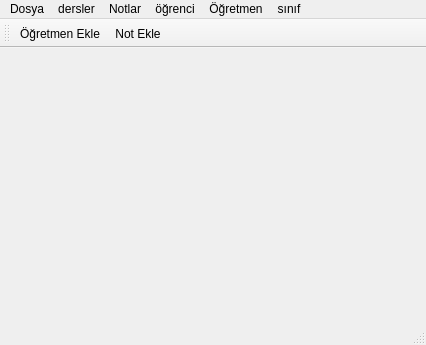
The window that Gorsel/ana_pencere.ui (sadededeoglu/okulprojesi) describes before a commit, drawn with Qt 5.
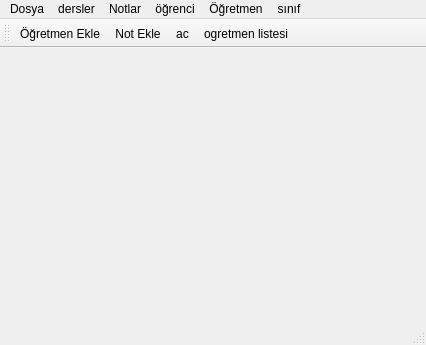
The same window after the commit. Icons and pictures are not drawn.

The edit to the form file:
```diff
--- a/Gorsel/ana_pencere.ui
+++ b/Gorsel/ana_pencere.ui
@@ -87,6 +87,8 @@
    </attribute>
    <addaction name="actionogretmenEkle"/>
    <addaction name="actionnotEkle"/>
+   <addaction name="actionac"/>
+   <addaction name="actionogretmen_listesi"/>
   </widget>
   <action name="actionac">
    <property name="icon">
@@ -159,6 +161,15 @@
     <string>Sınıf Ekle</string>
    </property>
   </action>
+  <action name="actionogretmen_listesi">
+   <property name="icon">
+    <iconset resource="kaynaklar.qrc">
+     <normaloff>:/resimler/resimler/3d bar chart.png</normaloff>:/resimler/resimler/3d bar chart.png</iconset>
+   </property>
+   <property name="text">
+    <string>ogretmen listesi</string>
+   </property>
+  </action>
  </widget>
  <resources>
   <include location="kaynaklar.qrc"/>
```
Left out of the diff: 3 changed lines with no effect on the pictures.
